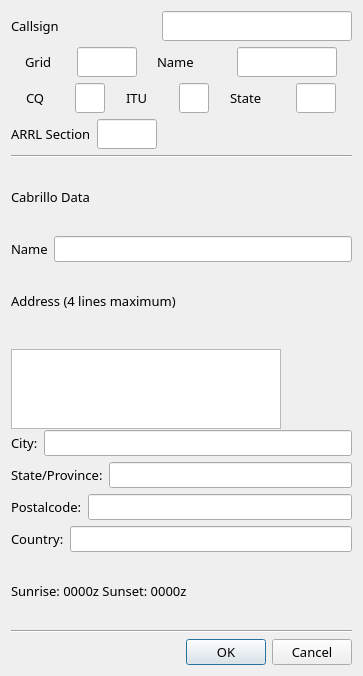
Above: so2sdr/stationdialog.ui from n4ogw/so2sdr before the change. Below: the same form after it.
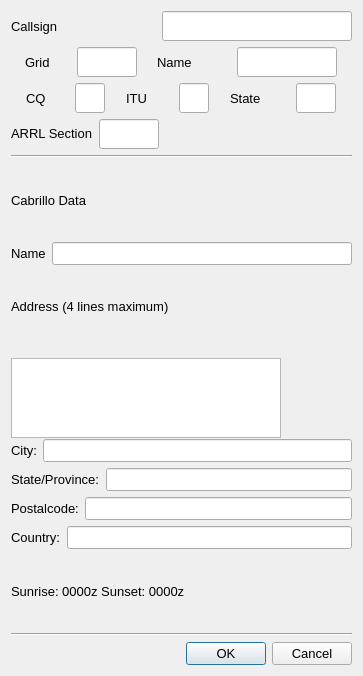
That is the form after the change.

The edit to the form file:
```diff
--- a/so2sdr/stationdialog.ui
+++ b/so2sdr/stationdialog.ui
@@ -30,7 +30,6 @@
   </property>
   <property name="font">
    <font>
-    <family>Sans</family>
     <pointsize>10</pointsize>
    </font>
   </property>
@@ -684,7 +683,6 @@
     <widget class="QDialogButtonBox" name="station_dialog_buttons">
      <property name="font">
       <font>
-       <family>Sans</family>
        <pointsize>10</pointsize>
       </font>
      </property>
```
Left out of the diff: 6 changed lines with no effect on the pictures.
